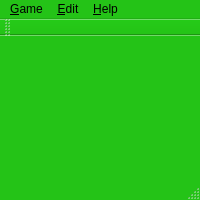
Before: the Qt Designer form CardGame/gameboard.ui in kiloecho78/CS4865, drawn with Qt 5.
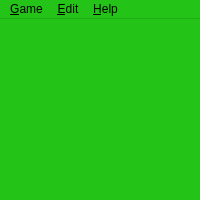
After: the same form once the commit is applied. Icons and pictures are not drawn.

The edit to the form file:
```diff
--- a/CardGame/gameboard.ui
+++ b/CardGame/gameboard.ui
@@ -126,15 +126,6 @@
    <addaction name="menu_Edit"/>
    <addaction name="menu_Help"/>
   </widget>
-  <widget class="QToolBar" name="mainToolBar">
-   <attribute name="toolBarArea">
-    <enum>TopToolBarArea</enum>
-   </attribute>
-   <attribute name="toolBarBreak">
-    <bool>false</bool>
-   </attribute>
-  </widget>
-  <widget class="QStatusBar" name="statusBar"/>
   <action name="action_Redeal">
    <property name="text">
     <string>&amp;Redeal</string>
```
